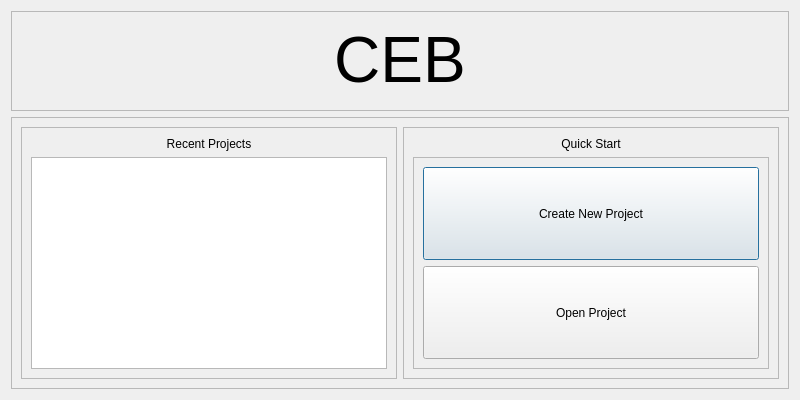
Above: ui/StartupDialog.ui from NCCA/ShaderEnvironmentBuilder before the change. Below: the same form after it.
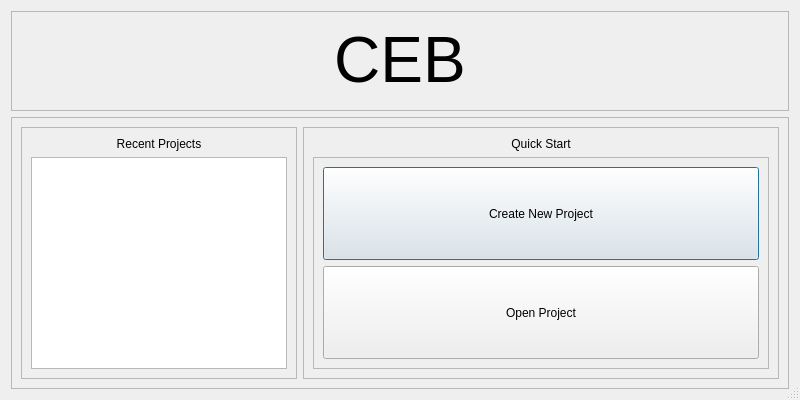
That is the form after the change.

Commit message: Working on startup dialog as well as create new project wizard

What changed in the file:
```diff
--- a/ui/StartupDialog.ui
+++ b/ui/StartupDialog.ui
@@ -16,10 +16,25 @@
     <verstretch>0</verstretch>
    </sizepolicy>
   </property>
+  <property name="maximumSize">
+   <size>
+    <width>800</width>
+    <height>400</height>
+   </size>
+  </property>
   <property name="windowTitle">
    <string>CEB</string>
   </property>
-  <layout class="QVBoxLayout" name="verticalLayout">
+  <property name="sizeGripEnabled">
+   <bool>true</bool>
+  </property>
+  <property name="modal">
+   <bool>true</bool>
+  </property>
+  <layout class="QVBoxLayout" name="m_vl_startupDialog">
+   <property name="sizeConstraint">
+    <enum>QLayout::SetMaximumSize</enum>
+   </property>
    <item>
     <widget class="QFrame" name="frame">
      <property name="sizePolicy">
@@ -55,7 +70,7 @@
     </widget>
    </item>
    <item>
-    <widget class="QFrame" name="frame_2">
+    <widget class="QFrame" name="m_f_mainContext">
      <property name="frameShape">
       <enum>QFrame::StyledPanel</enum>
      </property>
@@ -102,7 +117,13 @@
        </widget>
       </item>
       <item>
-       <widget class="QFrame" name="frame_4">
+       <widget class="QFrame" name="m_f_quickStart">
+        <property name="sizePolicy">
+         <sizepolicy hsizetype="Preferred" vsizetype="Preferred">
+          <horstretch>1</horstretch>
+          <verstretch>0</verstretch>
+         </sizepolicy>
+        </property>
         <property name="frameShape">
          <enum>QFrame::StyledPanel</enum>
         </property>
@@ -146,6 +167,9 @@
               <property name="text">
                <string>Create New Project</string>
               </property>
+              <property name="checkable">
+               <bool>false</bool>
+              </property>
              </widget>
             </item>
             <item>
```
Left out of the diff: 31 changed lines with no effect on the pictures. The commit also changes 9 other files.
